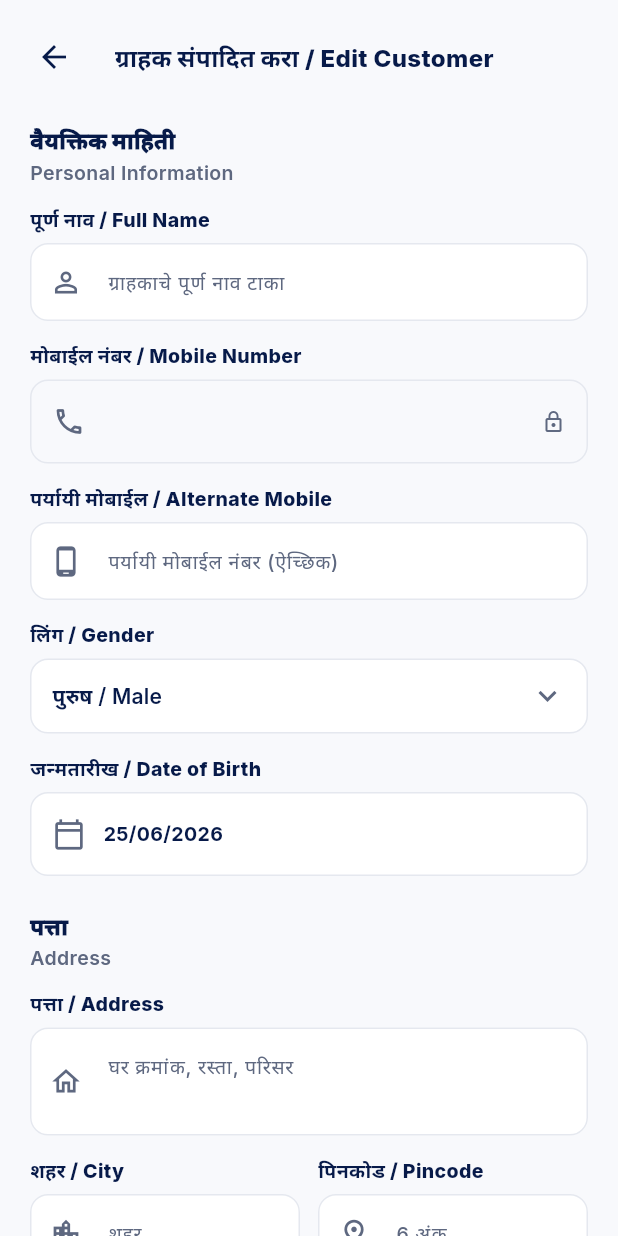
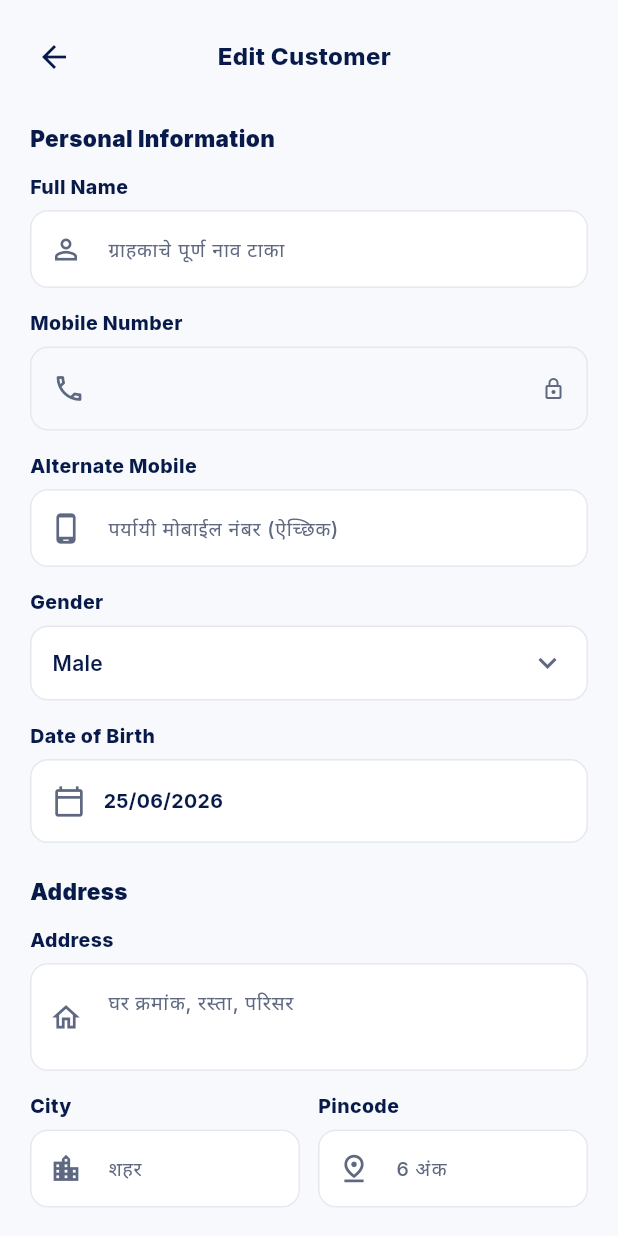
Before and after one commit to mgajapure/Jewellery-ERP, a Flutter app: the _EditCustomerView screen opened directly with empty values, on a phone screen of 412 x 824 dp. Run offline on Flutter 3.47's test engine with Material 3 defaults, Android fonts, the phone set to English and light mode, and no system bars; our stand-ins replace cached_network_image, dio, equatable, flutter_bloc, flutter_secure_storage, get_it and 7 more; missing offline and left inert: mobile_scanner; accounts and stored records are empty.

Commit message:
feat: migrate edit_customer_page to bilingual text with Hindi support
Replace all static UI labels with BilingualText: page header title, section
titles, field labels (Full Name, Mobile, Alternate Mobile, Address, City,
Pincode, State, PAN), Date of Birth, Gender dropdown and its items, and the
Update Customer submit button. Refactored _SectionTitle, _ReadOnlyField,
_AppTextField to accept labelEn/labelMr/labelHi params.

Co-Authored-By: Claude Sonnet 4.6 <noreply@anthropic.com>
Claude-Session: https://claude.ai/code/session_017AfoR36DvYnMqWnNKQGGxi

```diff
--- a/lib/src/features/customer/pages/edit_customer_page.dart
+++ b/lib/src/features/customer/pages/edit_customer_page.dart
@@ -5,6 +5,7 @@ import 'package:go_router/go_router.dart';
 
 import '../../../core/di/injection.dart';
 import '../../../core/navigation/app_navigation.dart';
+import '../../../core/widgets/bilingual_text.dart';
 import '../domain/entities/customer.dart';
 import '../presentation/bloc/customer_detail_bloc.dart';
 import '../presentation/bloc/customer_detail_event.dart';
@@ -192,11 +193,14 @@ class _EditCustomerViewState extends State<_EditCustomerView> {
                           const _SectionTitle(
                             titleMr: 'वैयक्तिक माहिती',
                             titleEn: 'Personal Information',
+                            titleHi: 'व्यक्तिगत जानकारी',
                           ),
                           const SizedBox(height: 12),
                           _AppTextField(
                             controller: _nameController,
-                            label: 'पूर्ण नाव / Full Name',
+                            labelEn: 'Full Name',
+                            labelMr: 'पूर्ण नाव',
+                            labelHi: 'पूर्ण नाम',
                             hint: 'ग्राहकाचे पूर्ण नाव टाका',
                             prefixIcon: Icons.person_outline,
                             validator: (v) =>
@@ -206,14 +210,18 @@ class _EditCustomerViewState extends State<_EditCustomerView> {
                           ),
                           const SizedBox(height: 14),
                           _ReadOnlyField(
-                            label: 'मोबाईल नंबर / Mobile Number',
+                            labelEn: 'Mobile Number',
+                            labelMr: 'मोबाईल नंबर',
+                            labelHi: 'मोबाइल नंबर',
                             value: widget.customer.mobile,
                             prefixIcon: Icons.phone_outlined,
                           ),
                           const SizedBox(height: 14),
                           _AppTextField(
                             controller: _altMobileController,
-                            label: 'पर्यायी मोबाईल / Alternate Mobile',
+                            labelEn: 'Alternate Mobile',
+                            labelMr: 'पर्यायी मोबाईल',
+                            labelHi: 'वैकल्पिक मोबाइल',
                             hint: 'पर्यायी मोबाईल नंबर (ऐच्छिक)',
                             prefixIcon: Icons.phone_android_outlined,
                             keyboardType: TextInputType.phone,
@@ -240,11 +248,14 @@ class _EditCustomerViewState extends State<_EditCustomerView> {
                           const _SectionTitle(
                             titleMr: 'पत्ता',
                             titleEn: 'Address',
+                            titleHi: 'पता',
                           ),
                           const SizedBox(height: 12),
                           _AppTextField(
                             controller: _addressController,
-                            label: 'पत्ता / Address',
+                            labelEn: 'Address',
+                            labelMr: 'पत्ता',
+                            labelHi: 'पता',
                             hint: 'घर क्रमांक, रस्ता, परिसर',
                             prefixIcon: Icons.home_outlined,
                             maxLines: 2,
@@ -258,7 +269,9 @@ class _EditCustomerViewState extends State<_EditCustomerView> {
                               Expanded(
                                 child: _AppTextField(
                                   controller: _cityController,
-                                  label: 'शहर / City',
+                                  labelEn: 'City',
+                                  labelMr: 'शहर',
+                                  labelHi: 'शहर',
                                   hint: 'शहर',
                                   prefixIcon: Icons.location_city_outlined,
                                   validator: (v) =>
@@ -271,7 +284,9 @@ class _EditCustomerViewState extends State<_EditCustomerView> {
                               Expanded(
                                 child: _AppTextField(
                                   controller: _pincodeController,
-                                  label: 'पिनकोड / Pincode',
+                                  labelEn: 'Pincode',
+                                  labelMr: 'पिनकोड',
+                                  labelHi: 'पिनकोड',
                                   hint: '6 अंक',
                                   prefixIcon: Icons.pin_drop_outlined,
                                   keyboardType: TextInputType.number,
@@ -295,7 +310,9 @@ class _EditCustomerViewState extends State<_EditCustomerView> {
                           const SizedBox(height: 14),
                           _AppTextField(
                             controller: _stateController,
-                            label: 'राज्य / State',
+                            labelEn: 'State',
+                            labelMr: 'राज्य',
+                            labelHi: 'राज्य',
                             hint: 'राज्य',
                             prefixIcon: Icons.map_outlined,
                             validator: (v) => (v == null || v.trim().isEmpty)
@@ -306,11 +323,14 @@ class _EditCustomerViewState extends State<_EditCustomerView> {
                           const _SectionTitle(
                             titleMr: 'KYC माहिती',
                             titleEn: 'KYC Information',
+                            titleHi: 'KYC जानकारी',
                           ),
                           const SizedBox(height: 12),
                           _AppTextField(
                             controller: _panController,
-                            label: 'PAN क्रमांक / PAN Number',
+                            labelEn: 'PAN Number',
+                            labelMr: 'PAN क्रमांक',
+                            labelHi: 'PAN नंबर',
                             hint: 'ABCDE1234F',
                             prefixIcon: Icons.credit_card_outlined,
                             textCapitalization:
@@ -342,8 +362,11 @@ class _EditCustomerViewState extends State<_EditCustomerView> {
                                         strokeWidth: 2.5,
                                       ),
                                     )
-                                  : const Text(
-                                      'ग्राहक अपडेट करा / Update Customer',
+                                  : const BilingualText(
+                                      en: 'Update Customer',
+                                      mr: 'ग्राहक अपडेट करा',
+                                      hi: 'ग्राहक अपडेट करें',
+                                      compact: true,
                                       style: TextStyle(
                                         fontSize: 15,
                                         fontWeight: FontWeight.w800,
@@ -387,8 +410,11 @@ class _EditCustomerHeader extends StatelessWidget {
             tooltip: 'Back',
           ),
           const Expanded(
-            child: Text(
-              'ग्राहक संपादित करा / Edit Customer',
+            child: BilingualText(
+              en: 'Edit Customer',
+              mr: 'ग्राहक संपादित करा',
+              hi: 'ग्राहक संपादित करें',
+              compact: true,
               textAlign: TextAlign.center,
               style: TextStyle(
                 color: CustomerColors.ink,
@@ -405,46 +431,43 @@ class _EditCustomerHeader extends StatelessWidget {
 }
 
 class _SectionTitle extends StatelessWidget {
-  const _SectionTitle({required this.titleMr, required this.titleEn});
+  const _SectionTitle({
+    required this.titleMr,
+    required this.titleEn,
+    required this.titleHi,
+  });
 
   final String titleMr;
   final String titleEn;
+  final String titleHi;
 
   @override
   Widget build(BuildContext context) {
-    return Column(
-      crossAxisAlignment: CrossAxisAlignment.start,
-      children: [
-        Text(
-          titleMr,
-          style: const TextStyle(
-            color: CustomerColors.ink,
-            fontSize: 15,
-            fontWeight: FontWeight.w900,
-          ),
-        ),
-        const SizedBox(height: 2),
-        Text(
-          titleEn,
-          style: const TextStyle(
-            color: CustomerColors.muted,
-            fontSize: 13,
-            fontWeight: FontWeight.w600,
-          ),
-        ),
-      ],
+    return BilingualText(
+      en: titleEn,
+      mr: titleMr,
+      hi: titleHi,
+      style: const TextStyle(
+        color: CustomerColors.ink,
+        fontSize: 15,
+        fontWeight: FontWeight.w900,
+      ),
     );
   }
 }
 
 class _ReadOnlyField extends StatelessWidget {
   const _ReadOnlyField({
-    required this.label,
+    required this.labelEn,
+    required this.labelMr,
+    required this.labelHi,
     required this.value,
     required this.prefixIcon,
   });
 
-  final String label;
+  final String labelEn;
+  final String labelMr;
+  final String labelHi;
   final String value;
   final IconData prefixIcon;
 
@@ -453,8 +476,11 @@ class _ReadOnlyField extends StatelessWidget {
     return Column(
       crossAxisAlignment: CrossAxisAlignment.start,
       children: [
-        Text(
-          label,
+        BilingualText(
+          en: labelEn,
+          mr: labelMr,
+          hi: labelHi,
+          compact: true,
           style: const TextStyle(
             color: CustomerColors.ink,
             fontSize: 13,
@@ -496,7 +522,9 @@ class _ReadOnlyField extends StatelessWidget {
 class _AppTextField extends StatelessWidget {
   const _AppTextField({
     this.controller,
-    required this.label,
+    required this.labelEn,
+    required this.labelMr,
+    required this.labelHi,
     required this.hint,
     this.prefixIcon,
     this.keyboardType,
@@ -508,7 +536,9 @@ class _AppTextField extends StatelessWidget {
   });
 
   final TextEditingController? controller;
-  final String label;
+  final String labelEn;
+  final String labelMr;
+  final String labelHi;
   final String hint;
   final IconData? prefixIcon;
   final TextInputType? keyboardType;
@@ -523,8 +553,11 @@ class _AppTextField extends StatelessWidget {
     return Column(
       crossAxisAlignment: CrossAxisAlignment.start,
       children: [
-        Text(
-          label,
+        BilingualText(
+          en: labelEn,
+          mr: labelMr,
+          hi: labelHi,
+          compact: true,
           style: const TextStyle(
             color: CustomerColors.ink,
             fontSize: 13,
@@ -605,8 +638,11 @@ class _DatePickerField extends StatelessWidget {
     return Column(
       crossAxisAlignment: CrossAxisAlignment.start,
       children: [
-        const Text(
-          'जन्मतारीख / Date of Birth',
+        const BilingualText(
+          en: 'Date of Birth',
+          mr: 'जन्मतारीख',
+          hi: 'जन्म तिथि',
+          compact: true,
           style: TextStyle(
             color: CustomerColors.ink,
             fontSize: 13,
@@ -663,8 +699,11 @@ class _GenderDropdown extends StatelessWidget {
     return Column(
       crossAxisAlignment: CrossAxisAlignment.start,
       children: [
-        const Text(
-          'लिंग / Gender',
+        const BilingualText(
+          en: 'Gender',
+          mr: 'लिंग',
+          hi: 'लिंग',
+          compact: true,
           style: TextStyle(
             color: CustomerColors.ink,
             fontSize: 13,
@@ -688,11 +727,32 @@ class _GenderDropdown extends StatelessWidget {
                   color: CustomerColors.muted),
               items: const [
                 DropdownMenuItem(
-                    value: 'Male', child: Text('पुरुष / Male')),
+                  value: 'Male',
+                  child: BilingualText(
+                    en: 'Male',
+                    mr: 'पुरुष',
+                    hi: 'पुरुष',
+                    compact: true,
+                  ),
+                ),
                 DropdownMenuItem(
-                    value: 'Female', child: Text('स्त्री / Female')),
+                  value: 'Female',
+                  child: BilingualText(
+                    en: 'Female',
+                    mr: 'स्त्री',
+                    hi: 'महिला',
+                    compact: true,
+                  ),
+                ),
                 DropdownMenuItem(
-                    value: 'Other', child: Text('इतर / Other')),
+                  value: 'Other',
+                  child: BilingualText(
+                    en: 'Other',
+                    mr: 'इतर',
+                    hi: 'अन्य',
+                    compact: true,
+                  ),
+                ),
               ],
               onChanged: onChanged,
             ),
```
